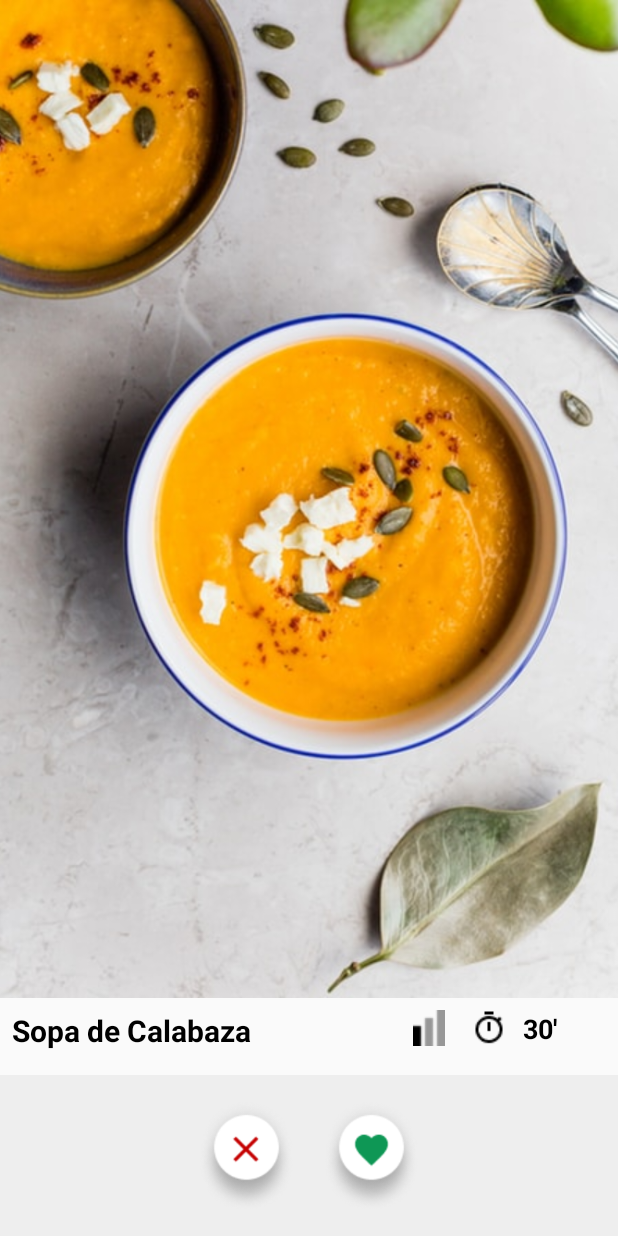
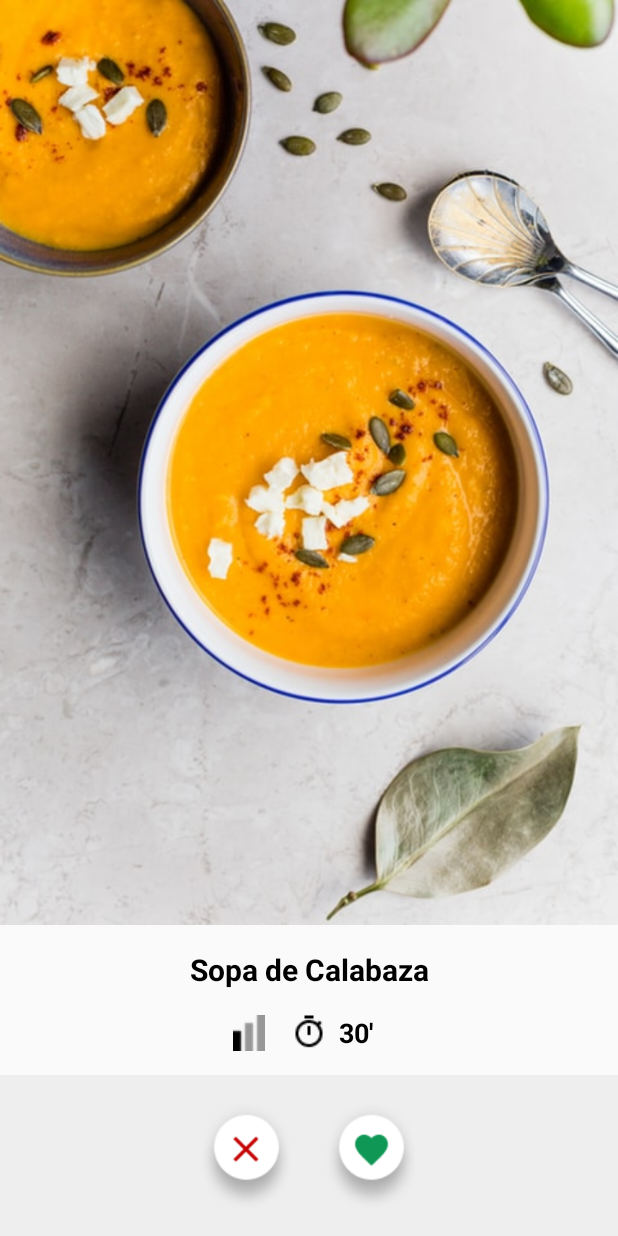
Before and after one commit to LeopoldoIII/ruokapp, an Android app: the layout activity_discover.xml on its own in the app's theme, with its tools: preview values and no code run, on a phone screen of 412 x 824 dp. Run offline under Robolectric (Android 15) with nearby library versions, the phone set to English and light mode, and no system bars; network calls fail.

Commit message:
ImageHandler class and adjust on DiscoverActivity

```diff
--- a/app/src/main/res/layout/activity_discover.xml
+++ b/app/src/main/res/layout/activity_discover.xml
@@ -11,15 +11,17 @@
         android:id="@+id/image_layout"
         android:layout_width="match_parent"
         android:layout_height="match_parent"
-        android:layout_weight="0.5"
+        android:layout_weight="0.6"
         >
 
         <ImageView
             android:id="@+id/image_reference"
             android:layout_width="match_parent"
-            android:layout_height="wrap_content"
+            android:layout_height="match_parent"
             android:layout_marginBottom="8dp"
-            android:scaleType="centerCrop"
+            android:scaleType="fitXY"
+            android:clickable="true"
+            android:onClick="notLike"
             app:srcCompat="@drawable/referencia"
             />
     </RelativeLayout>
@@ -41,6 +43,7 @@
                 android:layout_height="wrap_content"
                 android:layout_marginStart="8dp"
                 android:layout_marginLeft="8dp"
+                android:layout_marginTop="8dp"
                 android:layout_marginEnd="8dp"
                 android:layout_marginRight="8dp"
                 android:layout_marginBottom="8dp"
@@ -50,7 +53,6 @@
                 android:textStyle="bold"
                 app:layout_constraintBottom_toBottomOf="parent"
                 app:layout_constraintEnd_toEndOf="parent"
-                app:layout_constraintHorizontal_bias="0.0"
                 app:layout_constraintStart_toStartOf="parent"
                 app:layout_constraintTop_toTopOf="parent"
                 app:layout_constraintVertical_bias="0.0" />
@@ -59,30 +61,33 @@
                 android:id="@+id/icon_difficult"
                 android:layout_width="24dp"
                 android:layout_height="24dp"
-                android:layout_marginEnd="8dp"
-                android:layout_marginRight="8dp"
+                android:layout_marginStart="8dp"
+                android:layout_marginLeft="8dp"
+                android:layout_marginTop="16dp"
+                android:layout_marginEnd="16dp"
+                android:layout_marginRight="16dp"
                 android:layout_marginBottom="8dp"
                 app:layout_constraintBottom_toBottomOf="parent"
-                app:layout_constraintEnd_toEndOf="parent"
-                app:layout_constraintStart_toEndOf="@+id/food_name"
-                app:layout_constraintTop_toTopOf="parent"
-                app:layout_constraintVertical_bias="0.0"
+                app:layout_constraintEnd_toStartOf="@+id/icon_timer"
+                app:layout_constraintHorizontal_bias="1.0"
+                app:layout_constraintStart_toStartOf="parent"
+                app:layout_constraintTop_toBottomOf="@+id/food_name"
                 app:srcCompat="@drawable/difficult" />
 
             <ImageView
                 android:id="@+id/icon_timer"
                 android:layout_width="24dp"
                 android:layout_height="24dp"
-                android:layout_marginStart="16dp"
-                android:layout_marginLeft="16dp"
+                android:layout_marginStart="8dp"
+                android:layout_marginLeft="8dp"
+                android:layout_marginTop="16dp"
                 android:layout_marginEnd="8dp"
                 android:layout_marginRight="8dp"
                 android:layout_marginBottom="8dp"
                 app:layout_constraintBottom_toBottomOf="parent"
                 app:layout_constraintEnd_toEndOf="parent"
-                app:layout_constraintHorizontal_bias="0.0"
-                app:layout_constraintStart_toEndOf="@+id/icon_difficult"
-                app:layout_constraintTop_toTopOf="parent"
+                app:layout_constraintStart_toStartOf="parent"
+                app:layout_constraintTop_toBottomOf="@+id/food_name"
                 app:layout_constraintVertical_bias="0.0"
                 app:srcCompat="@drawable/timer" />
 
@@ -90,6 +95,9 @@
                 android:id="@+id/time"
                 android:layout_width="wrap_content"
                 android:layout_height="wrap_content"
+                android:layout_marginStart="8dp"
+                android:layout_marginLeft="8dp"
+                android:layout_marginTop="16dp"
                 android:layout_marginEnd="8dp"
                 android:layout_marginRight="8dp"
                 android:layout_marginBottom="8dp"
@@ -99,10 +107,9 @@
                 android:textStyle="bold"
                 app:layout_constraintBottom_toBottomOf="parent"
                 app:layout_constraintEnd_toEndOf="parent"
-                app:layout_constraintHorizontal_bias="0.25"
+                app:layout_constraintHorizontal_bias="0.0"
                 app:layout_constraintStart_toEndOf="@+id/icon_timer"
-                app:layout_constraintTop_toTopOf="parent"
-                app:layout_constraintVertical_bias="0.0" />
+                app:layout_constraintTop_toBottomOf="@+id/food_name" />
 
         </androidx.constraintlayout.widget.ConstraintLayout>
 
@@ -139,6 +146,7 @@
                 android:layout_marginRight="8dp"
                 android:layout_marginBottom="16dp"
                 android:clickable="true"
+                android:onClick="notLike"
                 app:layout_constraintBottom_toBottomOf="parent"
                 app:layout_constraintEnd_toEndOf="parent"
                 app:layout_constraintHorizontal_bias="0.0"
@@ -163,6 +171,7 @@
                 android:layout_marginRight="8dp"
                 android:layout_marginBottom="16dp"
                 android:clickable="true"
+                android:onClick="like"
                 app:layout_constraintBottom_toBottomOf="parent"
                 app:layout_constraintEnd_toEndOf="parent"
                 app:layout_constraintHorizontal_bias="0.0"
```
Also changed, not shown: app/src/main/java/com/ruokapp/core/util/ImageHandler.java (added, +26 -0 lines), app/src/main/java/com/ruokapp/views/DiscoverActivity.java (+49 -15 lines).
